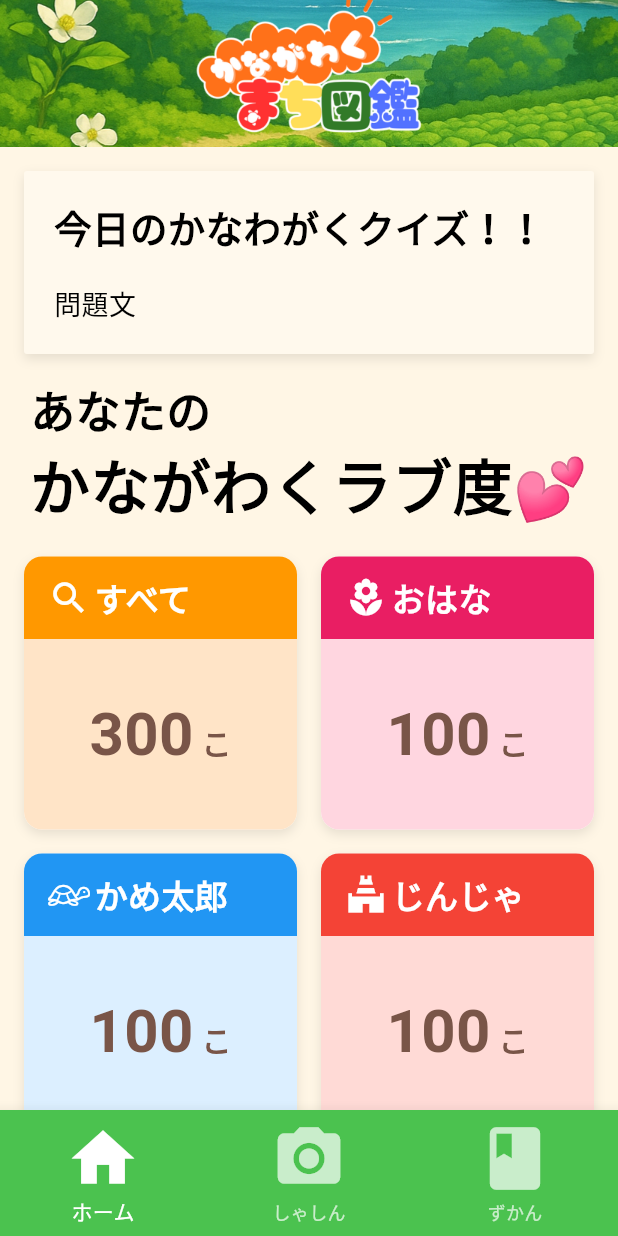
After one commit to renrenbatabata/kanagawa-machizukan, a Flutter app: the HomePage screen opened by its route, on a phone screen of 412 x 824 dp. The commit adds this screen. Run offline on Flutter 3.47's test engine with Material 3 defaults, Android fonts, the phone set to English and light mode, and no system bars; our stand-ins replace camera; Roboto replaces fonts that are missing (NotoSansJP).

Commit message:
ホーム画面 UI実装

```diff
--- /dev/null
+++ b/frontend/lib/screens/home_page/home_page.dart
@@ -0,0 +1,98 @@
+import 'package:flutter/material.dart';
+import 'package:frontend/widgets/header.dart';
+import 'package:frontend/widgets/control.dart';
+import 'package:frontend/widgets/kanagawa_love_area.dart';
+
+class HomePage extends StatelessWidget {
+  const HomePage({super.key});
+
+  @override
+  Widget build(BuildContext context) {
+    return Scaffold(
+      backgroundColor: const Color(0xFFFFF6E5),
+
+      body: Column(
+        children: [
+          const ImageHeader(),
+          Expanded(
+            child: SingleChildScrollView(
+              child: Column(
+                children: [
+                  const SizedBox(height: 16),
+                  const _TitleArea(),
+                  const SizedBox(height: 16),
+                  Align(
+                    alignment: Alignment.centerLeft,
+                    child: Padding(
+                      padding: const EdgeInsets.only(left: 20.0),
+                      child: Text(
+                        "あなたの",
+                        style: const TextStyle(
+                          fontSize: 30,
+                          fontWeight: FontWeight.bold,
+                          color: Color.fromARGB(255, 0, 0, 0),
+                        ),
+                      ),
+                    ),
+                  ),
+                  Text(
+                    "かながわくラブ度💕",
+                    style: const TextStyle(
+                      fontSize: 40,
+                      fontWeight: FontWeight.bold,
+                      color: Color.fromARGB(255, 0, 0, 0),
+                    ),
+                  ),
+                  const KanagawaLoveArea(),
+                ],
+              ),
+            ),
+          ),
+          const Control(),
+        ],
+      ),
+    );
+  }
+}
+
+class _TitleArea extends StatelessWidget {
+  const _TitleArea();
+
+  @override
+  Widget build(BuildContext context) {
+    return Container(
+      width: double.infinity,
+      margin: const EdgeInsets.symmetric(horizontal: 16),
+      padding: const EdgeInsets.all(20),
+      decoration: BoxDecoration(
+        color: const Color.fromARGB(255, 255, 249, 237),
+        borderRadius: BorderRadius.circular(2),
+        boxShadow: [
+          BoxShadow(
+            color: Colors.black.withAlpha((0.1 * 255).toInt()),
+            blurRadius: 6,
+            offset: const Offset(0, 3),
+          ),
+        ],
+      ),
+      child: Column(
+        crossAxisAlignment: CrossAxisAlignment.start,
+        children: const [
+          Text(
+            '今日のかなわがくクイズ！！',
+            style: TextStyle(
+              fontSize: 25,
+              fontWeight: FontWeight.bold,
+              color: Color.fromARGB(255, 0, 0, 0),
+            ),
+          ),
+          SizedBox(height: 20),
+          Text(
+            '問題文',
+            style: TextStyle(fontSize: 18, color: Color.fromARGB(255, 0, 0, 0)),
+          ),
+        ],
+      ),
+    );
+  }
+}
--- a/frontend/lib/screens/select_target/select_target_screen.dart
+++ b/frontend/lib/screens/select_target/select_target_screen.dart
@@ -1,10 +1,8 @@
 import 'package:flutter/material.dart';
 import 'package:flutter/cupertino.dart';
-
 import 'package:frontend/screens/take_photo/take_photo_screen.dart';
 import 'package:frontend/widgets/header.dart';
 import 'package:frontend/widgets/back_button.dart';
-
 
 class SelectTargetScreen extends StatelessWidget {
   const SelectTargetScreen({super.key});
@@ -91,7 +89,6 @@ class SelectTargetScreen extends StatelessWidget {
             ),
           ),
         ],
-
       ),
     );
   }
@@ -128,7 +125,6 @@ class _TargetButton extends StatelessWidget {
         label: Text(
           label,
           style: const TextStyle(fontSize: 30, color: Colors.white),
-
         ),
       ),
     );
--- a/frontend/lib/widgets/control.dart
+++ b/frontend/lib/widgets/control.dart
@@ -18,7 +18,7 @@ class _ControlState extends State<Control> {
     // 画面遷移などの処理をここに追加
     switch (index) {
       case 0:
-        Navigator.pushNamed(context, '/home');
+        Navigator.pushNamed(context, '/home_page');
         break;
       case 1:
         Navigator.pushNamed(context, '/camera');
--- /dev/null
+++ b/frontend/lib/widgets/kanagawa_love_area.dart
@@ -0,0 +1,137 @@
+import 'package:flutter/material.dart';
+import 'package:flutter/cupertino.dart';
+
+class KanagawaLoveArea extends StatelessWidget {
+  const KanagawaLoveArea({super.key});
+
+  @override
+  Widget build(BuildContext context) {
+    return GridView.count(
+      shrinkWrap: true,
+      physics: const NeverScrollableScrollPhysics(),
+      crossAxisCount: 2,
+      crossAxisSpacing: 16,
+      mainAxisSpacing: 16,
+      padding: const EdgeInsets.all(16),
+      children: [
+        _buildLoveTile(
+          context,
+          color: Colors.orange,
+          subcolor: const Color(0xFFFFE4C7),
+          icon: Icons.search,
+          label: 'すべて',
+          points: '300',
+        ),
+        _buildLoveTile(
+          context,
+          color: Colors.pink,
+          subcolor: const Color(0xFFFFD6E0),
+          icon: Icons.local_florist,
+          label: 'おはな',
+          points: '100',
+        ),
+        _buildLoveTile(
+          context,
+          color: Colors.blue,
+          subcolor: const Color(0xFFDCEFFF),
+          icon: CupertinoIcons.tortoise,
+          label: 'かめ太郎',
+          points: '100',
+        ),
+        _buildLoveTile(
+          context,
+          color: Colors.red,
+          subcolor: const Color(0xFFFFDAD6),
+          icon: Icons.temple_hindu,
+          label: 'じんじゃ',
+          points: '100',
+        ),
+      ],
+    );
+  }
+
+  Widget _buildLoveTile(
+    BuildContext context, {
+    required Color color,
+    required Color subcolor,
+    required IconData icon,
+    required String label,
+    required String points,
+  }) {
+    return Container(
+      decoration: BoxDecoration(
+        borderRadius: BorderRadius.circular(12),
+        color: Colors.white,
+        boxShadow: [
+          BoxShadow(
+            color: Colors.black.withAlpha((0.1 * 255).toInt()),
+            blurRadius: 6,
+            offset: const Offset(0, 3),
+          ),
+        ],
+      ),
+      child: Column(
+        children: [
+          Container(
+            decoration: BoxDecoration(
+              color: color,
+              borderRadius: const BorderRadius.only(
+                topLeft: Radius.circular(12),
+                topRight: Radius.circular(12),
+              ),
+            ),
+            padding: const EdgeInsets.symmetric(vertical: 12, horizontal: 16),
+            child: Row(
+              children: [
+                Icon(icon, size: 28, color: Colors.white),
+                const SizedBox(width: 3),
+                Text(
+                  label,
+                  style: const TextStyle(
+                    fontSize: 22,
+                    fontWeight: FontWeight.bold,
+                    color: Colors.white,
+                  ),
+                ),
+              ],
+            ),
+          ),
+          Expanded(
+            child: Container(
+              decoration: BoxDecoration(
+                color: subcolor,
+                borderRadius: const BorderRadius.only(
+                  bottomLeft: Radius.circular(12),
+                  bottomRight: Radius.circular(12),
+                ),
+              ),
+              alignment: Alignment.center,
+              child: Text.rich(
+                TextSpan(
+                  children: [
+                    TextSpan(
+                      text: points,
+                      style: const TextStyle(
+                        fontSize: 40,
+                        fontWeight: FontWeight.bold,
+                        color: Colors.brown,
+                      ),
+                    ),
+                    const TextSpan(
+                      text: ' こ',
+                      style: TextStyle(
+                        fontSize: 20,
+                        fontWeight: FontWeight.bold,
+                        color: Colors.brown,
+                      ),
+                    ),
+                  ],
+                ),
+              ),
+            ),
+          ),
+        ],
+      ),
+    );
+  }
+}
```
Also changed, not shown: frontend/lib/app.dart (+2 -5 lines), frontend/lib/screens/register_photo/result_page.dart (added, +181 -0 lines), frontend/lib/screens/start_page/start_page.dart (+3 -5 lines), frontend/pubspec.lock.
